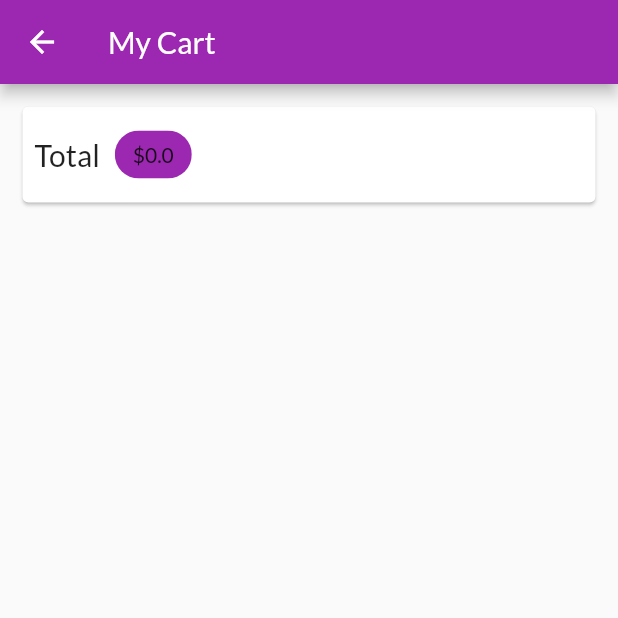
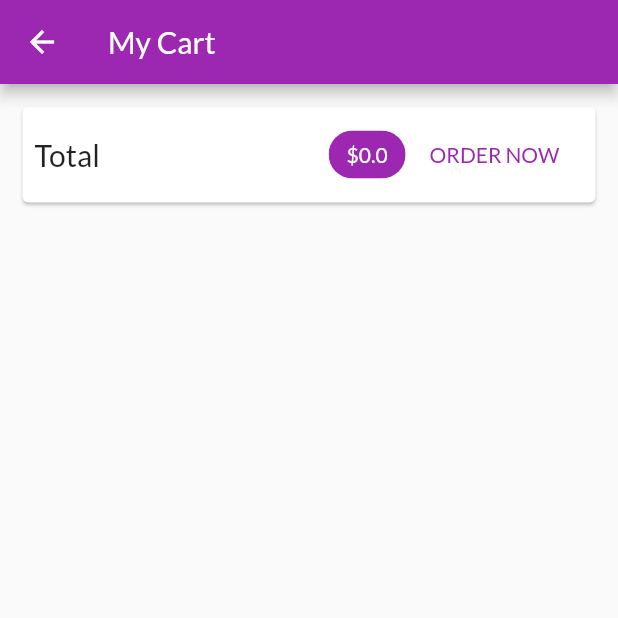
Before and after one commit to joshNic/E-Shop, a Flutter app: the CartScreen screen opened by its route, on a phone screen of 412 x 824 dp, the top half of it. Run offline on Flutter 3.47's test engine with Material 2 defaults, Android fonts, the phone set to English and light mode, and no system bars; network calls fail.

Commit message:
add cart amount and checkout button

```diff
--- a/lib/screens/cart_screen.dart
+++ b/lib/screens/cart_screen.dart
@@ -18,11 +18,13 @@ class CartScreen extends StatelessWidget {
             child: Padding(
               padding: EdgeInsets.all(8),
               child: Row(
+                mainAxisAlignment: MainAxisAlignment.spaceBetween,
                 children: <Widget>[
                   Text('Total',style:TextStyle(fontSize: 20),),
-                  SizedBox(width:10),
-                  Chip(label:Text('\$${cart.totalAmount}'),
-                  backgroundColor: Theme.of(context).primaryColor,)
+                  Spacer(),
+                  Chip(label:Text('\$${cart.totalAmount}', style: TextStyle(color:Theme.of(context).primaryTextTheme.headline6.color),),
+                  backgroundColor: Theme.of(context).primaryColor,),
+                  FlatButton(onPressed: (){}, child: Text('ORDER NOW'),textColor: Theme.of(context).primaryColor,)
                 ],
               ),
             ),
```
